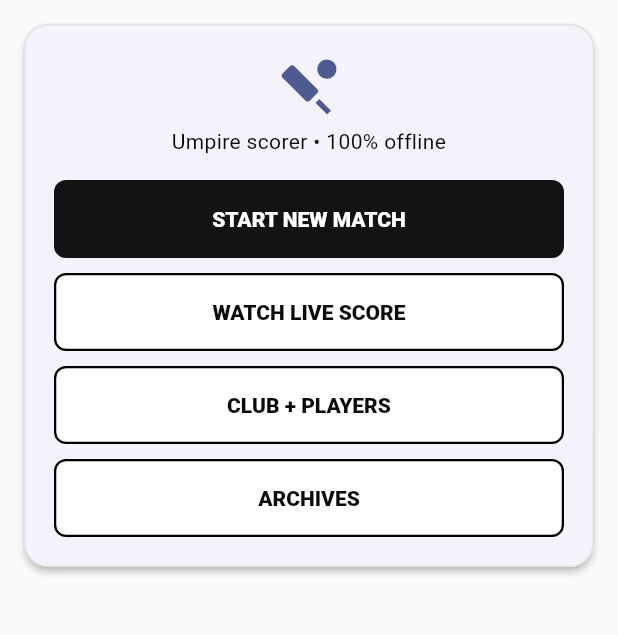
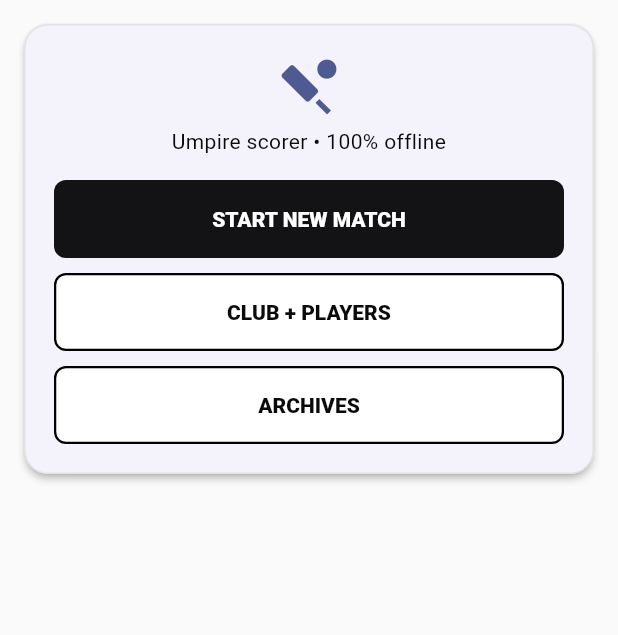
Before and after one commit to sanjaydev0/cricket-scoring-flutter, a Flutter app: the screen it shows after launch, after a tap on the "close" icon, on a phone screen of 412 x 824 dp, the part 84-719 px from its top. Run offline on Flutter 3.47's test engine with Material 3 defaults, Android fonts, the phone set to English and light mode, and no system bars; our stand-ins replace shared_preferences; missing offline and left inert: flutter_soloud.

Commit message:
fix: remove leftover watch live score button

```diff
--- a/lib/screens/home.dart
+++ b/lib/screens/home.dart
@@ -174,12 +174,6 @@ class HomeScreen extends StatelessWidget {
                               ),
                             ),
                           ],
-                          const SizedBox(height: 10),
-                          RectBtn(
-                            primary: false,
-                            onTap: () => Navigator.pushNamed(context, '/join'),
-                            child: const Text('WATCH LIVE SCORE'),
-                          ),
                           const SizedBox(height: 10),
                           RectBtn(
                             primary: false,
```
